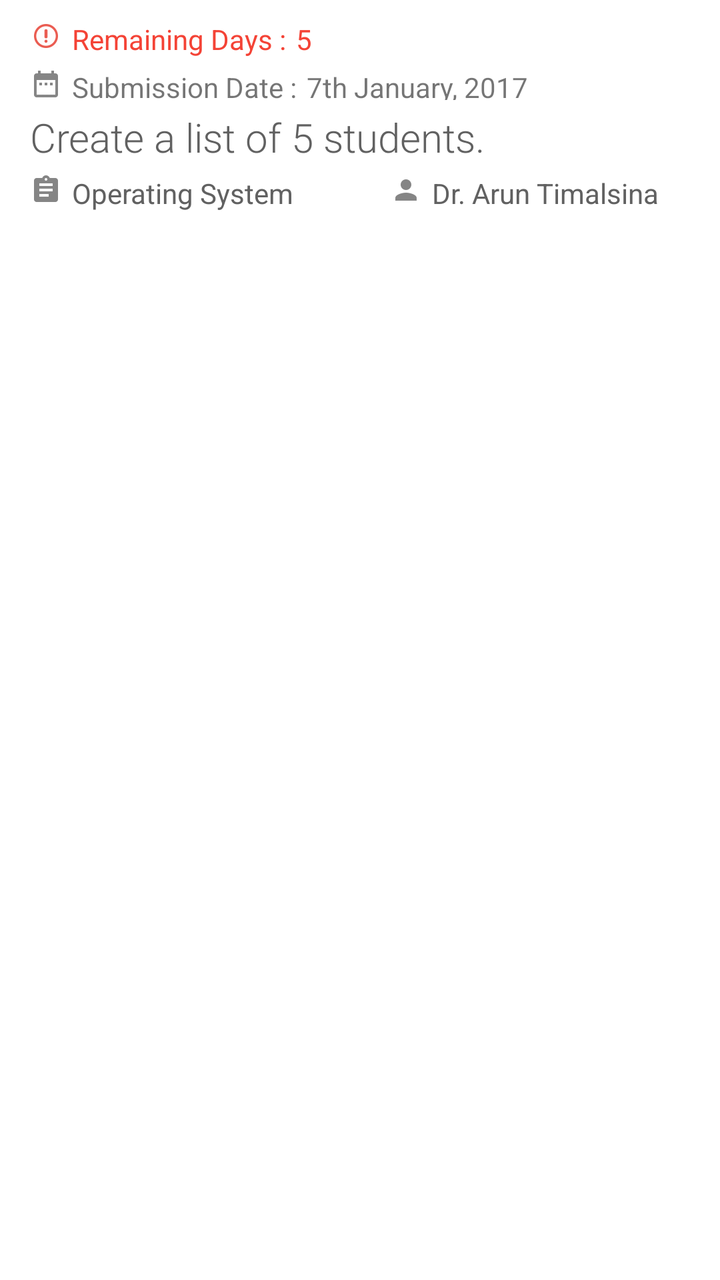
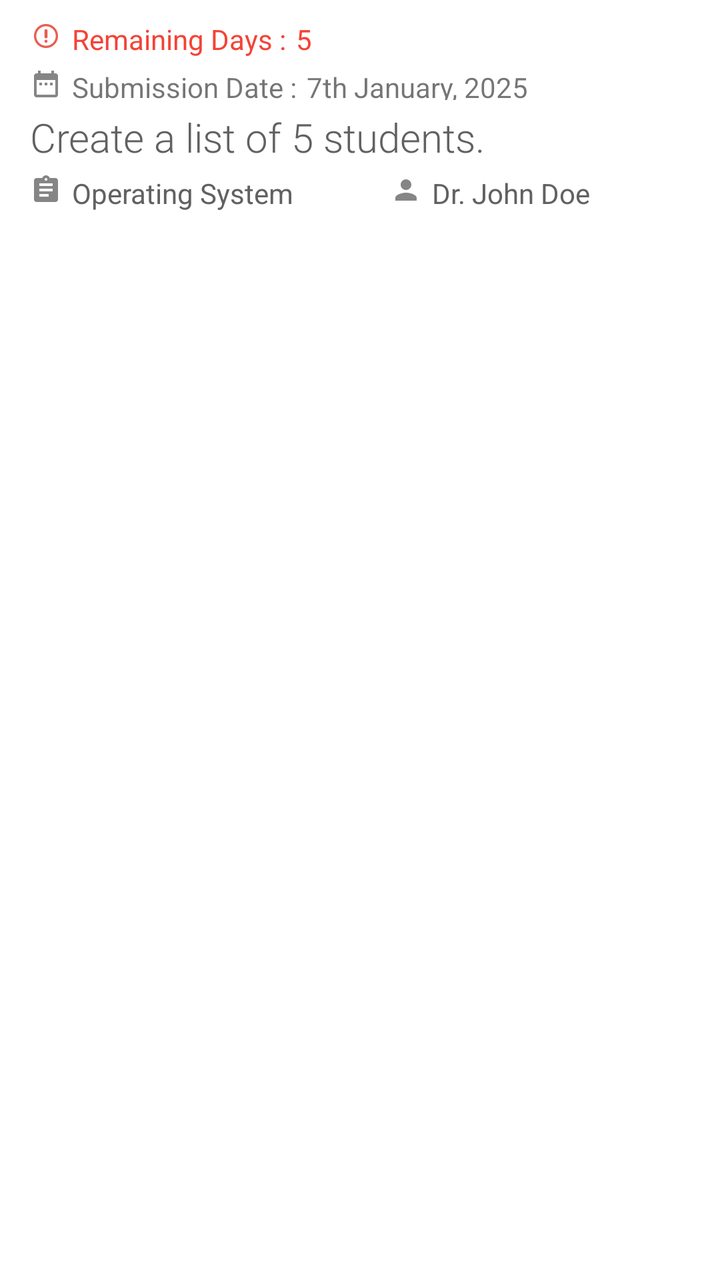

Before-and-after screenshots of an Android layout around one commit, followed by the original layout XML and the change that was made.
<!-- AndroidManifest.xml: application theme AppTheme -->
<!-- res/layout/adapter_layout_assg_pending.xml -->
<?xml version="1.0" encoding="utf-8"?>
<LinearLayout xmlns:android="http://schemas.android.com/apk/res/android"
    android:orientation="vertical" android:layout_width="match_parent"
    android:layout_height="match_parent"
    android:layout_marginTop="10dp"
    android:background="#ffffff"
    android:elevation="2dp">



    <LinearLayout
        android:layout_width="match_parent"
        android:layout_height="wrap_content"
        android:layout_marginTop="10dp"
        android:id="@+id/assg_list_rem_view">


        <TextView
            android:layout_width="wrap_content"
            android:layout_height="wrap_content"
            android:layout_marginLeft="15dp"
            android:id="@+id/submitted_message"
            android:textColor="@color/colorPrimary"/>

        <ImageView
            android:layout_width="16dp"
            android:layout_height="16dp"
            android:src="@drawable/ic_important"
            android:layout_marginLeft="0dp"
            android:id="@+id/notice_image"/>

        <TextView
            android:layout_width="wrap_content"
            android:layout_height="wrap_content"
            android:layout_marginLeft="5dp"
            android:id="@+id/assg_rem_text"
            android:text="Remaining Days :"
            android:textColor="#F44336"/>

        <TextView
            android:layout_width="wrap_content"
            android:layout_height="wrap_content"
            android:id="@+id/assg_list_rem"
            android:layout_marginLeft="5dp"
            android:text="5"
            android:textColor="#F44336"/>

    </LinearLayout>




        <LinearLayout
            android:layout_width="match_parent"
            android:layout_height="wrap_content"
            android:orientation="horizontal"
            android:layout_marginTop="5dp">


            <ImageView
                android:layout_marginLeft="15dp"
                android:layout_width="16dp"
                android:layout_height="16dp"
                android:src="@drawable/ic_assg_date"/>
            <TextView
                android:layout_width="wrap_content"
                android:layout_height="16dp"
                android:textAlignment="gravity"
                android:id="@+id/sch_list_start_time"
                android:text="Submission Date :"
                android:layout_marginLeft="5dp"/>





            <TextView
                android:layout_width="wrap_content"
                android:layout_height="16dp"
                android:id="@+id/assg_list_sub_date"
                android:layout_marginLeft="5dp"
                android:text="7th January, 2017"
                android:textAlignment="gravity"/>
            <Space
                android:layout_width="0dp"
                android:layout_height="wrap_content"
                android:layout_weight="1"/>

        </LinearLayout>


        <TextView
            android:layout_width="wrap_content"
            android:layout_height="wrap_content"
            android:textSize="20sp"
            android:id="@+id/assg_list_name"
            android:layout_marginTop="5dp"
            android:layout_marginLeft="15dp"
            android:layout_marginBottom="5dp"
            android:text="Create a list of 5 students."
            android:textColor="#616161"
            android:fontFamily="sans-serif-light" />

        <LinearLayout
            android:layout_width="match_parent"
            android:layout_height="wrap_content">

            <ImageView
                android:layout_width="16dp"
                android:layout_height="16dp"
                android:src="@drawable/ic_assg_sub"
                android:layout_marginLeft="15dp" />

            <TextView
                android:layout_weight="1"
                android:layout_width="0dp"
                android:layout_height="wrap_content"
                android:id="@+id/assg_list_sub"
                android:layout_marginLeft="5dp"
                android:text="Operating System"
                android:textColor="#616161"/>



            <ImageView
                android:layout_width="16dp"
                android:layout_height="16dp"
                android:src="@drawable/ic_ins_ind"
                android:layout_marginLeft="15dp" />

            <TextView
                android:layout_weight="1"
                android:layout_width="0dp"
                android:layout_height="wrap_content"
                android:id="@+id/assg_list_ins"
                android:layout_marginLeft="5dp"
                android:layout_marginBottom="10dp"
                android:text="Dr. Arun Timalsina"
                android:textColor="#616161"/>

        </LinearLayout>






</LinearLayout>
<!-- resources referenced by this layout -->
<resources>
  <color name="colorPrimary">#c05f00</color>
  <!-- drawable ic_assg_date: png bitmap (drawable-hdpi, 429 bytes) -->
  <!-- drawable ic_assg_sub: png bitmap (drawable-hdpi, 465 bytes) -->
  <!-- drawable ic_important: png bitmap (drawable-hdpi, 1188 bytes) -->
  <!-- drawable ic_ins_ind: png bitmap (drawable-hdpi, 523 bytes) -->
  <style name="AppTheme" parent="Theme.AppCompat.Light.DarkActionBar">
          
          <item name="colorPrimary">@color/colorPrimary</item>
          <item name="colorPrimaryDark">@color/colorPrimaryDark</item>
          <item name="colorAccent">@color/colorAccent</item>
          <item name="android:windowTranslucentStatus">true</item>
      </style>
  <color name="colorPrimaryDark">#c05f00</color>
  <color name="colorAccent">#c05f00</color>
</resources>

<!-- the commit's change to res/layout/adapter_layout_assg_pending.xml (unified diff, before → after) -->
@@ -79,7 +79,7 @@
                 android:layout_height="16dp"
                 android:id="@+id/assg_list_sub_date"
                 android:layout_marginLeft="5dp"
-                android:text="7th January, 2017"
+                android:text="7th January, 2025"
                 android:textAlignment="gravity"/>
             <Space
                 android:layout_width="0dp"
@@ -135,7 +135,7 @@
                 android:id="@+id/assg_list_ins"
                 android:layout_marginLeft="5dp"
                 android:layout_marginBottom="10dp"
-                android:text="Dr. Arun Timalsina"
+                android:text="Dr. John Doe"
                 android:textColor="#616161"/>
 
         </LinearLayout>
